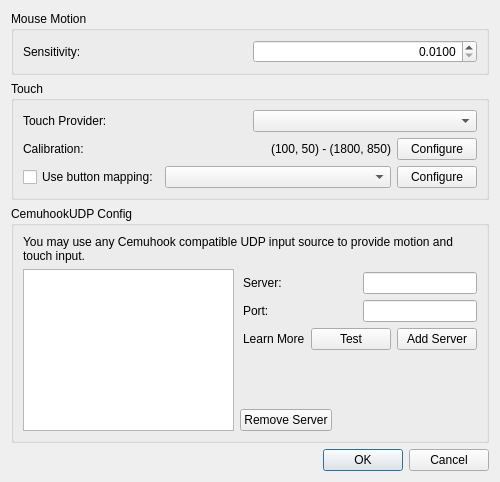
Above: src/yuzu/configuration/configure_motion_touch.ui from QuantumGhost/yuzu before the change. Below: the same form after it.
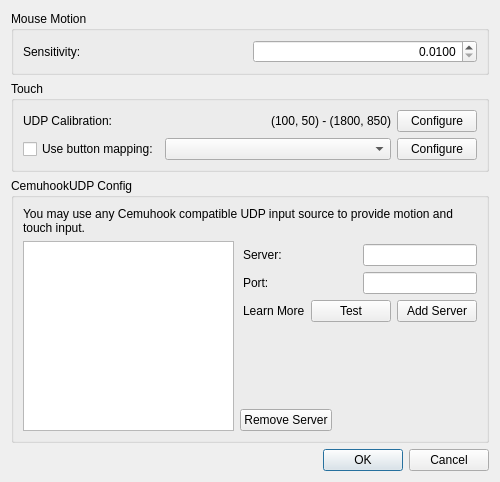
That is the form after the change.

The edit to the form file:
```diff
--- a/src/yuzu/configuration/configure_motion_touch.ui
+++ b/src/yuzu/configuration/configure_motion_touch.ui
@@ -65,26 +65,12 @@
       <string>Touch</string>
      </property>
      <layout class="QVBoxLayout">
-      <item>
-       <layout class="QHBoxLayout">
-        <item>
-         <widget class="QLabel" name="touch_provider_label">
-          <property name="text">
-           <string>Touch Provider:</string>
-          </property>
-         </widget>
-        </item>
-        <item>
-         <widget class="QComboBox" name="touch_provider"/>
-        </item>
-       </layout>
-      </item>
       <item>
        <layout class="QHBoxLayout">
         <item>
          <widget class="QLabel" name="touch_calibration_label">
           <property name="text">
-           <string>Calibration:</string>
+           <string>UDP Calibration:</string>
           </property>
          </widget>
         </item>
```
